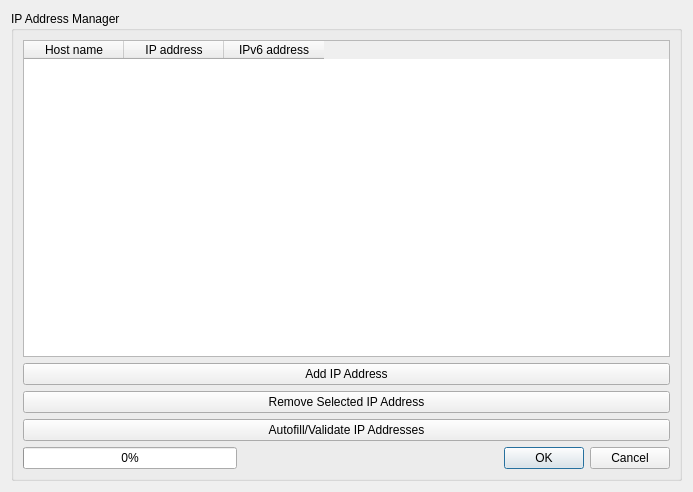
Old version of the form src/rattlesnake/user_interface/ui_files/ip_manager.ui in the repository sandialabs/rattlesnake-vibration-controller.
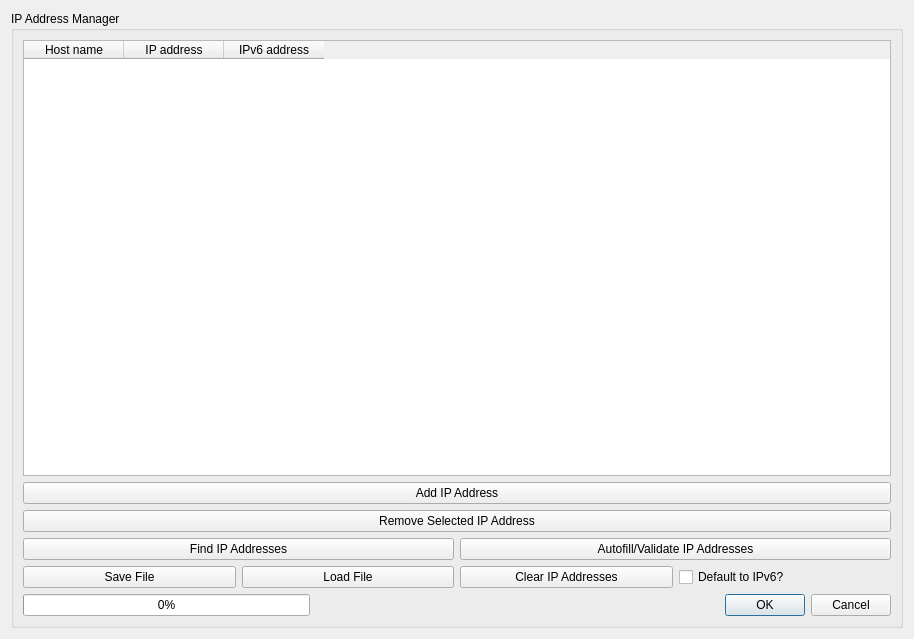
New version of the form.

Commit message: Added saving/loading ip address files. Added find ip addresses button.

The edit to the form file:
```diff
--- a/src/rattlesnake/user_interface/ui_files/ip_manager.ui
+++ b/src/rattlesnake/user_interface/ui_files/ip_manager.ui
@@ -6,8 +6,8 @@
    <rect>
     <x>0</x>
     <y>0</y>
-    <width>693</width>
-    <height>492</height>
+    <width>914</width>
+    <height>639</height>
    </rect>
   </property>
   <property name="windowTitle">
@@ -22,6 +22,65 @@
      <layout class="QVBoxLayout" name="verticalLayout_2">
       <item>
        <layout class="QGridLayout" name="button_layout">
+        <item row="8" column="1">
+         <layout class="QHBoxLayout" name="horizontalLayout_2">
+          <item>
+           <widget class="QPushButton" name="clear_ip_button">
+            <property name="text">
+             <string>Clear IP Addresses</string>
+            </property>
+           </widget>
+          </item>
+          <item>
+           <widget class="QCheckBox" name="ipv6_checkbox">
+            <property name="text">
+             <string>Default to IPv6?</string>
+            </property>
+           </widget>
+          </item>
+         </layout>
+        </item>
+        <item row="1" column="0" colspan="2">
+         <widget class="QPushButton" name="add_ip_address_button">
+          <property name="toolTip">
+           <string>Adds an environment to the test.</string>
+          </property>
+          <property name="text">
+           <string>Add IP Address</string>
+          </property>
+         </widget>
+        </item>
+        <item row="2" column="0" colspan="2">
+         <widget class="QPushButton" name="remove_ip_address_button">
+          <property name="toolTip">
+           <string>Removes an environment from the test.</string>
+          </property>
+          <property name="text">
+           <string>Remove Selected IP Address</string>
+          </property>
+         </widget>
+        </item>
+        <item row="8" column="0">
+         <layout class="QHBoxLayout" name="horizontalLayout">
+          <property name="topMargin">
+           <number>0</number>
+          </property>
+          <item>
+           <widget class="QPushButton" name="save_file_button">
+            <property name="text">
+             <string>Save File</string>
+            </property>
+           </widget>
+          </item>
+          <item>
+           <widget class="QPushButton" name="load_file_button">
+            <property name="text">
+             <string>Load File</string>
+            </property>
+           </widget>
+          </item>
+         </layout>
+        </item>
         <item row="0" column="0" colspan="2">
          <widget class="QTableWidget" name="ip_address_table">
           <property name="sizePolicy">
@@ -50,27 +109,14 @@
           </column>
          </widget>
         </item>
-        <item row="1" column="0" colspan="2">
-         <widget class="QPushButton" name="add_ip_address_button">
-          <property name="toolTip">
-           <string>Adds an environment to the test.</string>
-          </property>
+        <item row="3" column="0">
+         <widget class="QPushButton" name="find_ip_button">
           <property name="text">
-           <string>Add IP Address</string>
+           <string>Find IP Addresses</string>
           </property>
          </widget>
         </item>
-        <item row="2" column="0" colspan="2">
-         <widget class="QPushButton" name="remove_ip_address_button">
-          <property name="toolTip">
-           <string>Removes an environment from the test.</string>
-          </property>
-          <property name="text">
-           <string>Remove Selected IP Address</string>
-          </property>
-         </widget>
-        </item>
-        <item row="3" column="0" colspan="2">
+        <item row="3" column="1">
          <widget class="QPushButton" name="validate_ip_address_button">
           <property name="text">
            <string>Autofill/Validate IP Addresses</string>
```
The commit also changes 5 other files.
